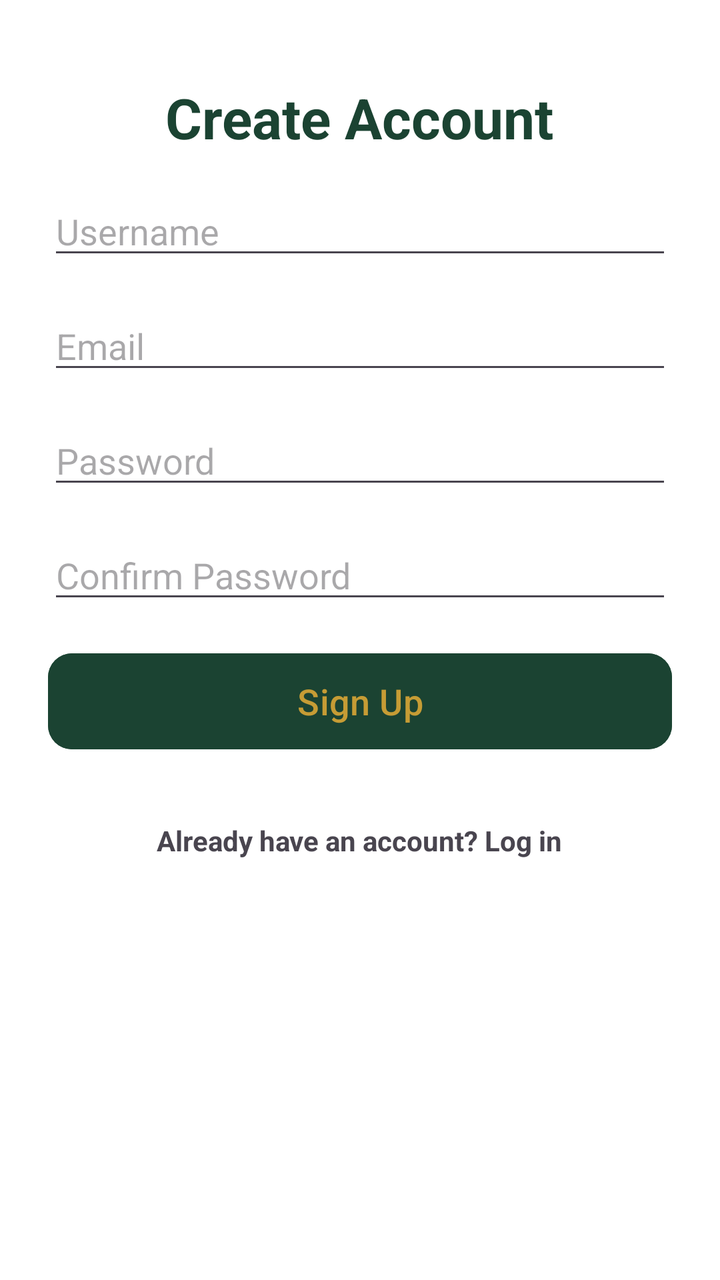
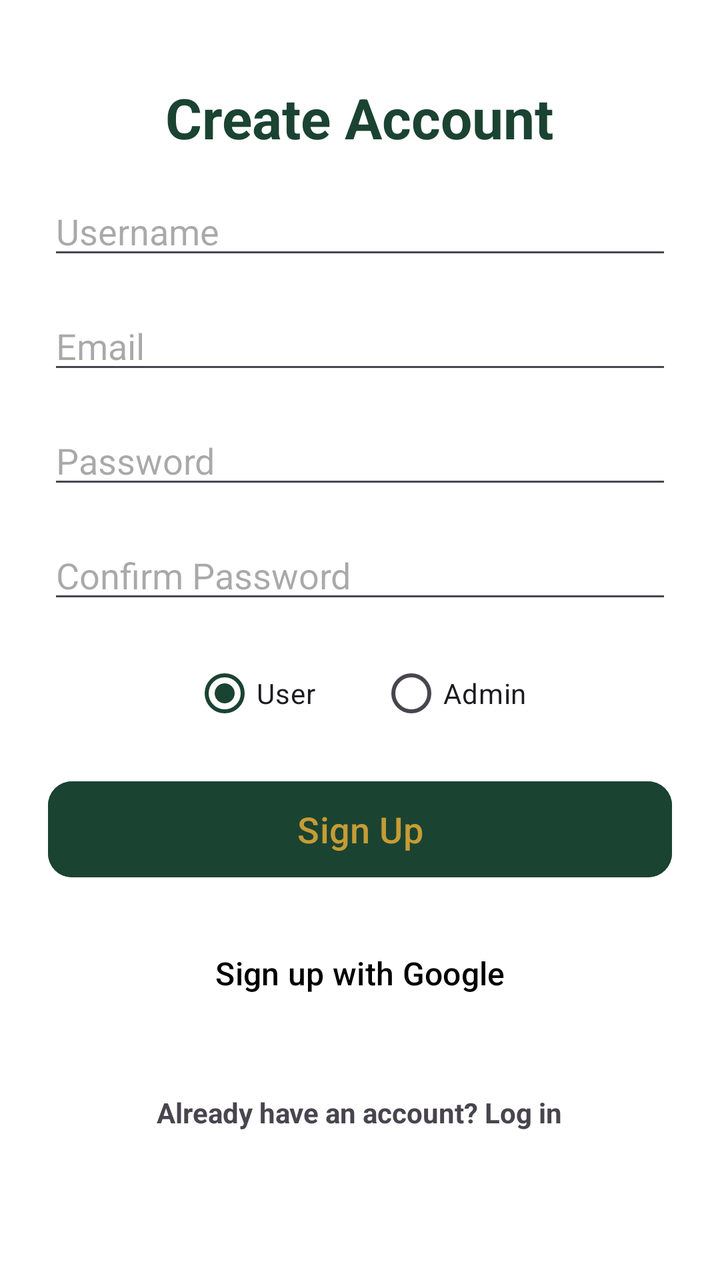

Compare the two renders of this Android layout. The source of the first and the diff that turns it into the second are given below.
<!-- AndroidManifest.xml: application theme Theme.Moes -->
<!-- res/layout/activity_sign_up_screen.xml -->
<?xml version="1.0" encoding="utf-8"?>
<ScrollView xmlns:android="http://schemas.android.com/apk/res/android"
    xmlns:app="http://schemas.android.com/apk/res-auto"
    xmlns:tools="http://schemas.android.com/tools"
    android:layout_width="match_parent"
    android:layout_height="match_parent"
    android:fillViewport="true"
    android:background="@color/white"
    tools:context=".SignUpScreen">

    <LinearLayout
        android:id="@+id/main"
        android:layout_width="match_parent"
        android:layout_height="wrap_content"
        android:orientation="vertical"
        android:padding="24dp"
        android:gravity="center_horizontal">

        

        
        <TextView
            android:id="@+id/txtRegisterTitle"
            android:layout_width="wrap_content"
            android:layout_height="wrap_content"
            android:layout_marginTop="16dp"
            android:text="Create Account"

            android:textColor="@color/moes_forest_green"
            android:textSize="28sp"
            android:textStyle="bold" />

        <EditText
            android:id="@+id/edtUsernameSignup"
            android:layout_width="match_parent"
            android:layout_height="wrap_content"
            android:layout_marginTop="16dp"
            android:layout_marginBottom="16dp"
            android:hint="Username"
            android:inputType="text" />

        <EditText
            android:id="@+id/edtEmailSignup"
            android:layout_width="match_parent"
            android:layout_height="wrap_content"
            android:layout_marginBottom="16dp"
            android:hint="Email"
            android:inputType="textEmailAddress" />

        <EditText
            android:id="@+id/edtPasswordSignup"
            android:layout_width="match_parent"
            android:layout_height="wrap_content"
            android:layout_marginBottom="16dp"
            android:hint="Password"
            android:inputType="textPassword" />

        <EditText
            android:id="@+id/edtConfirmPasswordSignup"
            android:layout_width="match_parent"
            android:layout_height="wrap_content"
            android:layout_marginBottom="16dp"
            android:hint="Confirm Password"
            android:inputType="textPassword" />

        
        <Button
            android:id="@+id/btnRegister"
            android:layout_width="match_parent"
            android:layout_height="56dp"
            android:text="Sign Up"
            android:textSize="18sp"
            android:textAllCaps="false"

            android:backgroundTint="@color/moes_forest_green"
            android:textColor="@color/moes_gold"
            app:cornerRadius="12dp" />

        
        <TextView
            android:id="@+id/txtSignUpRedirect"
            android:layout_width="wrap_content"
            android:layout_height="wrap_content"
            android:layout_marginTop="24dp"
            android:text="Already have an account? Log in"
            android:textStyle="bold"
            android:padding="8dp" />

    </LinearLayout>
</ScrollView>
<!-- resources referenced by this layout -->
<resources>
  <color name="moes_forest_green">#1B4332</color>
  <color name="moes_gold">#C69C35</color>
  <color name="white">#FFFFFF</color>
  <style name="Theme.Moes" parent="Theme.Material3.DayNight.NoActionBar">
      
      <item name="colorPrimary">@color/moes_forest_green</item>
      <item name="colorOnPrimary">@color/moes_gold</item>
  
      
      <item name="colorSecondary">@color/moes_gold</item>
      <item name="colorOnSecondary">@color/white</item>
  
      
      <item name="android:windowBackground">@color/moes_cream</item>
      <item name="android:statusBarColor">@color/moes_dark_header</item>
  </style>
  <color name="moes_cream">#FDFCF0</color>
  <color name="moes_dark_header">#121212</color>
</resources>

<!-- the commit's change to res/layout/activity_sign_up_screen.xml (unified diff, before → after) -->
@@ -64,6 +64,30 @@
             android:inputType="textPassword" />
 
         
+        <RadioGroup
+            android:id="@+id/rgRole"
+            android:layout_width="match_parent"
+            android:layout_height="wrap_content"
+            android:orientation="horizontal"
+            android:gravity="center"
+            android:layout_marginBottom="16dp">
+
+            <RadioButton
+                android:id="@+id/rbUser"
+                android:layout_width="wrap_content"
+                android:layout_height="wrap_content"
+                android:text="User"
+                android:checked="true"
+                android:layout_marginEnd="32dp" />
+
+            <RadioButton
+                android:id="@+id/rbAdmin"
+                android:layout_width="wrap_content"
+                android:layout_height="wrap_content"
+                android:text="Admin" />
+        </RadioGroup>
+
+        
         <Button
             android:id="@+id/btnRegister"
             android:layout_width="match_parent"
@@ -77,6 +101,20 @@
             app:cornerRadius="12dp" />
 
         
+        <Button
+            android:id="@+id/btnGoogleSignUp"
+            android:layout_width="match_parent"
+            android:layout_height="56dp"
+            android:layout_marginTop="16dp"
+            android:text="Sign up with Google"
+            android:textSize="16sp"
+            android:textAllCaps="false"
+            android:backgroundTint="@color/white"
+            android:textColor="@color/black"
+            app:cornerRadius="12dp"
+            android:onClick="signUpWithGoogle" />
+
+        
         <TextView
             android:id="@+id/txtSignUpRedirect"
             android:layout_width="wrap_content"
<!-- resource entries referenced after the edit -->
@@ -1,5 +1,6 @@
 <!-- resources referenced by this layout -->
 <resources>
+  <color name="black">#000000</color>
   <color name="moes_forest_green">#1B4332</color>
   <color name="moes_gold">#C69C35</color>
   <color name="white">#FFFFFF</color>
